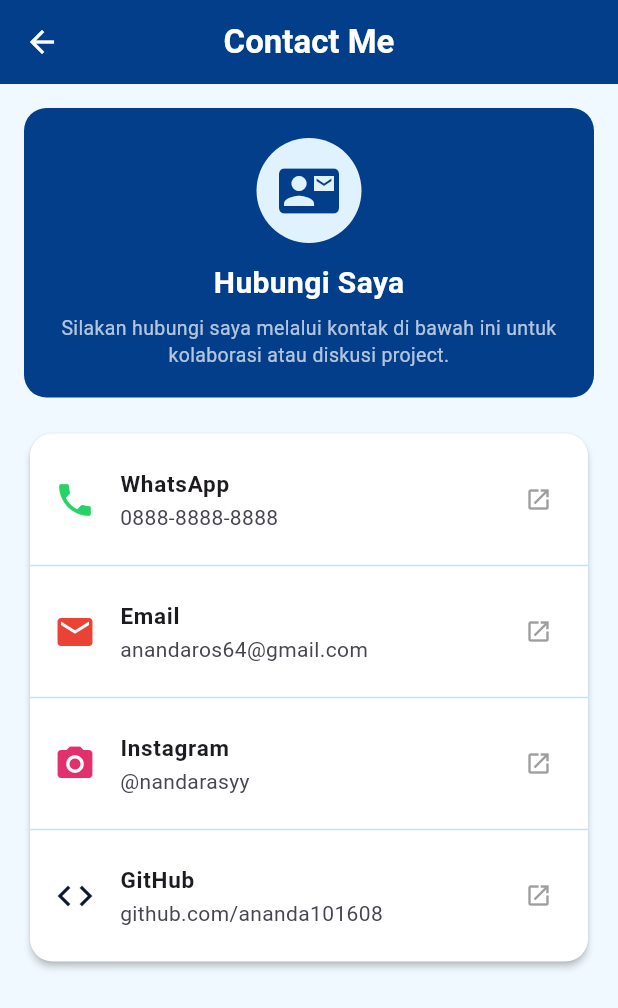
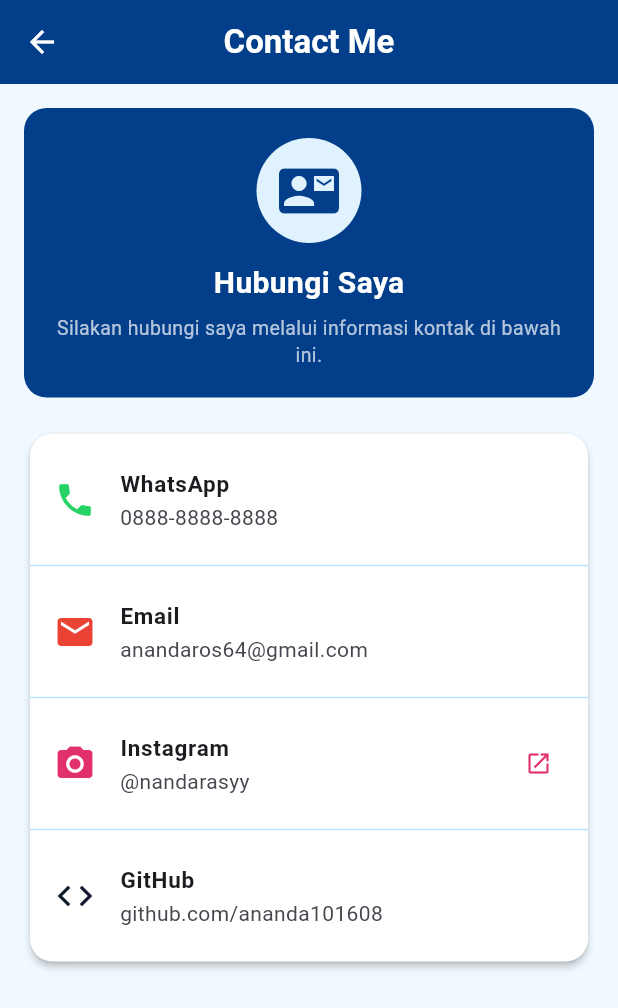
Before and after one commit to ananda101608/project-flutter, a Flutter app: the ContactMePage screen opened by its route, after a tap on "Instagram", on a phone screen of 412 x 824 dp. Shown: the top 1008 px of the screen. Run offline on Flutter 3.47's test engine with Material 3 defaults, Android fonts, the light colour scheme and no system bars; our stand-ins replace font_awesome_flutter.

Commit message:
Make only Instagram clickable in ContactMePage

```diff
--- a/portonanda/lib/pages/contactme.dart
+++ b/portonanda/lib/pages/contactme.dart
@@ -4,39 +4,9 @@ import 'package:url_launcher/url_launcher.dart';
 class ContactMePage extends StatelessWidget {
   const ContactMePage({super.key});
 
-  // Fungsi membuka Instagram
+  // Fungsi membuka Instagram (hanya ini yang bisa diklik)
   Future<void> _openInstagram() async {
     final Uri url = Uri.parse("https://www.instagram.com/nandarasyy");
-    if (await canLaunchUrl(url)) {
-      await launchUrl(
-        url,
-        mode: LaunchMode.externalApplication,
-      );
-    }
-  }
-
-  // Fungsi membuka WhatsApp
-  Future<void> _openWhatsApp() async {
-    final Uri url = Uri.parse("https://wa.me/62888888888888");
-    if (await canLaunchUrl(url)) {
-      await launchUrl(
-        url,
-        mode: LaunchMode.externalApplication,
-      );
-    }
-  }
-
-  // Fungsi membuka Email
-  Future<void> _openEmail() async {
-    final Uri url = Uri.parse("mailto:anandaros64@gmail.com");
-    if (await canLaunchUrl(url)) {
-      await launchUrl(url);
-    }
-  }
-
-  // Fungsi membuka GitHub
-  Future<void> _openGithub() async {
-    final Uri url = Uri.parse("https://github.com/ananda101608");
     if (await canLaunchUrl(url)) {
       await launchUrl(
         url,
@@ -96,7 +66,7 @@ class ContactMePage extends StatelessWidget {
                   ),
                   SizedBox(height: 6),
                   Text(
-                    "Silakan hubungi saya melalui kontak di bawah ini untuk kolaborasi atau diskusi project.",
+                    "Silakan hubungi saya melalui informasi kontak di bawah ini.",
                     textAlign: TextAlign.center,
                     style: TextStyle(
                       fontSize: 13,
@@ -119,55 +89,43 @@ class ContactMePage extends StatelessWidget {
                 padding: const EdgeInsets.symmetric(vertical: 8.0),
                 child: Column(
                   children: [
-                    // WhatsApp
-                    ListTile(
-                      leading: const Icon(
+                    // WhatsApp (Hanya teks / info, tidak bisa diklik)
+                    const ListTile(
+                      leading: Icon(
                         Icons.phone,
                         color: Color(0xFF25D366),
                         size: 28,
                       ),
-                      title: const Text(
+                      title: Text(
                         "WhatsApp",
                         style: TextStyle(
                           fontWeight: FontWeight.bold,
                           fontSize: 15,
                         ),
                       ),
-                      subtitle: const Text("0888-8888-8888"),
-                      trailing: const Icon(
-                        Icons.open_in_new,
-                        size: 18,
-                        color: Colors.grey,
-                      ),
-                      onTap: _openWhatsApp,
+                      subtitle: Text("0888-8888-8888"),
                     ),
                     const Divider(color: Color(0xFFBAE6FD)),
 
-                    // Email (Gmail)
-                    ListTile(
-                      leading: const Icon(
+                    // Email (Hanya teks / info, tidak bisa diklik)
+                    const ListTile(
+                      leading: Icon(
                         Icons.email,
                         color: Color(0xFFEA4335),
                         size: 28,
                       ),
-                      title: const Text(
+                      title: Text(
                         "Email",
                         style: TextStyle(
                           fontWeight: FontWeight.bold,
                           fontSize: 15,
                         ),
                       ),
-                      subtitle: const Text("anandaros64@gmail.com"),
-                      trailing: const Icon(
-                        Icons.open_in_new,
-                        size: 18,
-                        color: Colors.grey,
-                      ),
-                      onTap: _openEmail,
+                      subtitle: Text("anandaros64@gmail.com"),
                     ),
                     const Divider(color: Color(0xFFBAE6FD)),
 
-                    // Instagram
+                    // Instagram (BISA DIKLIK)
                     ListTile(
                       leading: const Icon(
                         Icons.camera_alt,
@@ -185,33 +143,27 @@ class ContactMePage extends StatelessWidget {
                       trailing: const Icon(
                         Icons.open_in_new,
                         size: 18,
-                        color: Colors.grey,
+                        color: Color(0xFFE1306C),
                       ),
                       onTap: _openInstagram,
                     ),
                     const Divider(color: Color(0xFFBAE6FD)),
 
-                    // GitHub
-                    ListTile(
-                      leading: const Icon(
+                    // GitHub (Hanya teks / info, tidak bisa diklik)
+                    const ListTile(
+                      leading: Icon(
                         Icons.code,
                         color: Color(0xFF0F172A),
                         size: 28,
                       ),
-                      title: const Text(
+                      title: Text(
                         "GitHub",
                         style: TextStyle(
                           fontWeight: FontWeight.bold,
                           fontSize: 15,
                         ),
                       ),
-                      subtitle: const Text("github.com/ananda101608"),
-                      trailing: const Icon(
-                        Icons.open_in_new,
-                        size: 18,
-                        color: Colors.grey,
-                      ),
-                      onTap: _openGithub,
+                      subtitle: Text("github.com/ananda101608"),
                     ),
                   ],
                 ),
```
